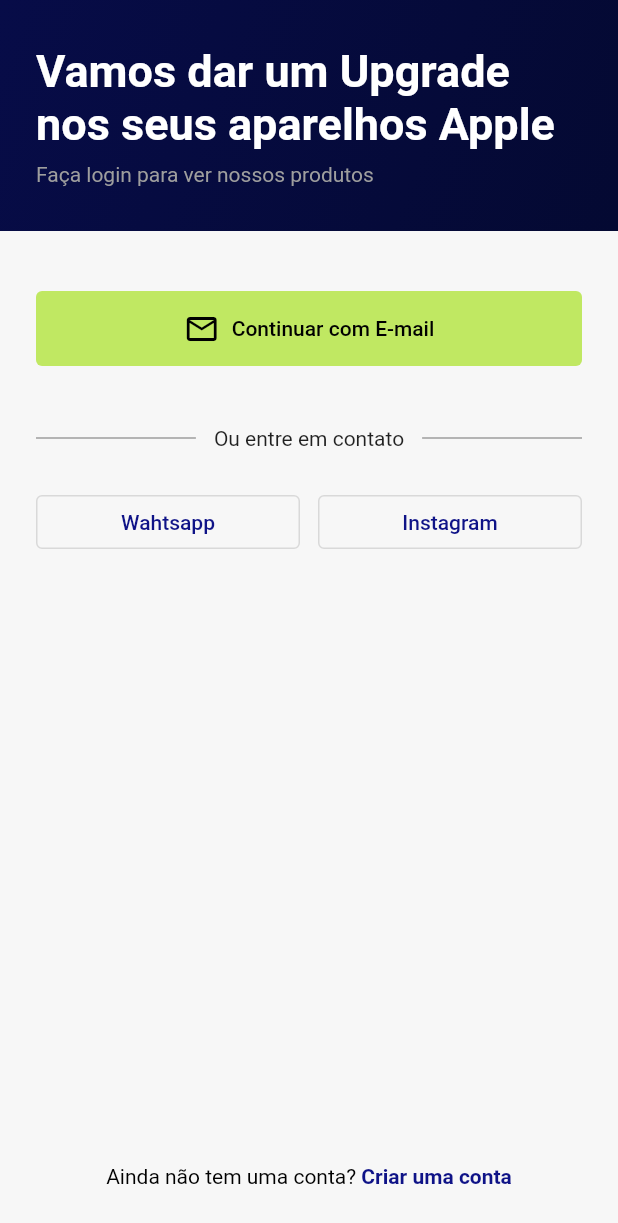
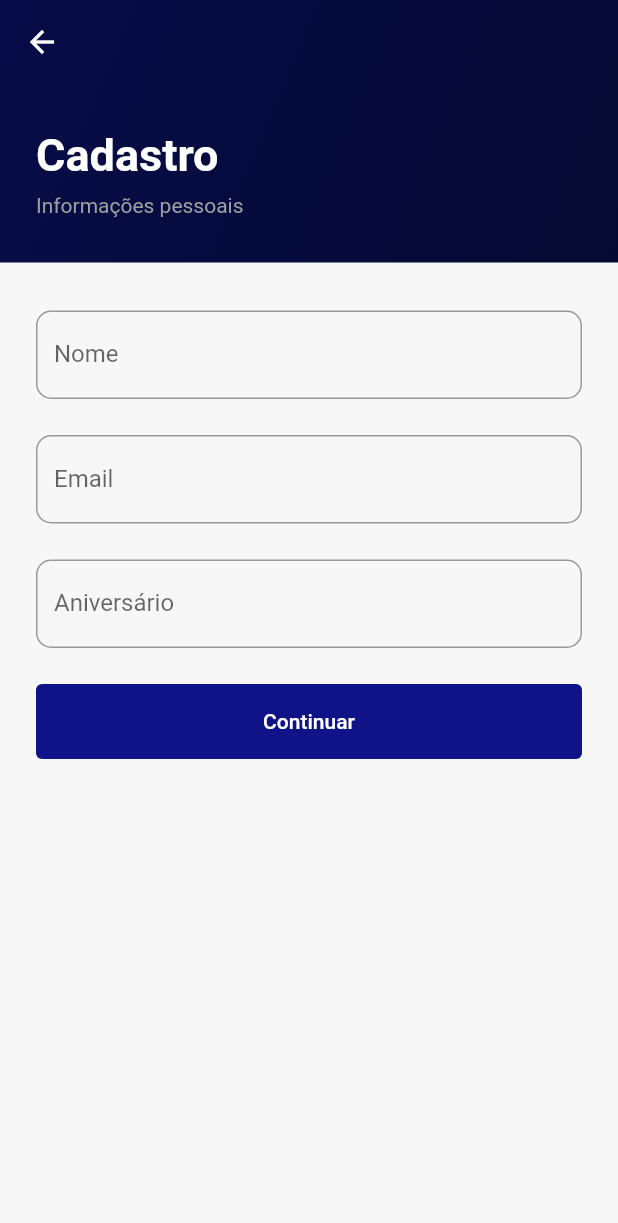
Before and after one commit to yago1404/phoneplanet_mobile, a Flutter app: the screen it shows after launch, after a tap on an icon or button, on a phone screen of 412 x 824 dp. Shown: the top 1223 px of the screen. Run offline on Flutter 3.47's test engine with Material 2 defaults, Android fonts, the phone set to English and light mode, and no system bars; our stand-ins replace equatable, extended_masked_text, flutter_bloc, flutter_dotenv; network calls fail.

Commit message:
create personal data page

```diff
--- a/lib/app/app.dart
+++ b/lib/app/app.dart
@@ -4,6 +4,7 @@ import 'package:phoneplanet/api/api.dart';
 import 'package:phoneplanet/app/pages/dashboard_page.dart';
 import 'package:phoneplanet/app/pages/favorites_page.dart';
 import 'package:phoneplanet/app/pages/home_page.dart';
+import 'package:phoneplanet/app/pages/unauth/personal_data_page.dart';
 import 'package:phoneplanet/app/shared/blocs/home_bloc/bloc.dart';
 import 'package:phoneplanet/design_system/phoneplanet_theme.dart';
 
@@ -35,6 +36,7 @@ class App extends StatelessWidget {
           theme: PhoneplanetTheme.light,
           routes: {
             '/': (context) => const WelcomePage(),
+            '/register': (context) => const PersonalDataPage(),
             '/dashboard': (context) => const DashboardPage(),
             '/home': (context) => const HomePage(),
             '/favorites': (context) => const FavoritesPage(),
--- /dev/null
+++ b/lib/app/pages/unauth/personal_data_page.dart
@@ -0,0 +1,80 @@
+import 'package:extended_masked_text/extended_masked_text.dart';
+import 'package:flutter/material.dart';
+import 'package:phoneplanet/design_system/components/phoneplanet_title_header.dart';
+
+class PersonalDataPage extends StatefulWidget {
+  const PersonalDataPage({Key? key}) : super(key: key);
+
+  @override
+  State<PersonalDataPage> createState() => _PersonalDataPageState();
+}
+
+class _PersonalDataPageState extends State<PersonalDataPage> {
+  final TextEditingController _nameController = TextEditingController();
+  final TextEditingController _emailController = TextEditingController();
+  final MaskedTextController _birthdayController = MaskedTextController(
+    mask: '00/00/0000',
+  );
+
+  @override
+  Widget build(BuildContext context) {
+    return Scaffold(
+      extendBodyBehindAppBar: true,
+      appBar: AppBar(
+        backgroundColor: Colors.transparent,
+        elevation: 0,
+      ),
+      body: SingleChildScrollView(
+        child: Column(
+          children: [
+            const PhoneplanetTitleHeader(
+              title: 'Cadastro',
+              label: 'Informações pessoais',
+            ),
+            const SizedBox(height: 32),
+            Padding(
+              padding: const EdgeInsets.symmetric(horizontal: 24.0),
+              child: Column(
+                children: [
+                  TextField(
+                    controller: _nameController,
+                    decoration: const InputDecoration(
+                      label: Text('Nome'),
+                    ),
+                  ),
+                  const SizedBox(height: 24),
+                  TextField(
+                    controller: _emailController,
+                    decoration: const InputDecoration(
+                      label: Text('Email'),
+                    ),
+                  ),
+                  const SizedBox(height: 24),
+                  TextField(
+                    controller: _birthdayController,
+                    decoration: const InputDecoration(
+                        label: Text('Aniversário'),
+                        hintText: 'Ex.: 12/12/2012'),
+                  ),
+                  const SizedBox(height: 24),
+                  Row(
+                    children: [
+                      Expanded(
+                        child: ElevatedButton(
+                          onPressed: () {
+                            Navigator.of(context).pushNamed('/dashboard');
+                          },
+                          child: Text('Continuar'),
+                        ),
+                      ),
+                    ],
+                  ),
+                ],
+              ),
+            ),
+          ],
+        ),
+      ),
+    );
+  }
+}
--- a/lib/app/pages/unauth/welcome_page.dart
+++ b/lib/app/pages/unauth/welcome_page.dart
@@ -107,7 +107,9 @@ class _WelcomePageState extends State<WelcomePage> {
           ),
           const Spacer(),
           GestureDetector(
-            onTap: () {},
+            onTap: () {
+              Navigator.of(context).pushNamed('/register');
+            },
             child: RichText(
               text: TextSpan(
                 text: 'Ainda não tem uma conta?',
--- a/lib/design_system/components/phoneplanet_title_header.dart
+++ b/lib/design_system/components/phoneplanet_title_header.dart
@@ -5,12 +5,12 @@ import '../styles/phoneplanet_text_styles.dart';
 
 class PhoneplanetTitleHeader extends StatelessWidget {
   final String title;
-  final String label;
+  final String? label;
 
   const PhoneplanetTitleHeader({
     Key? key,
     required this.title,
-    required this.label,
+    this.label,
   }) : super(key: key);
 
   @override
@@ -43,8 +43,8 @@ class PhoneplanetTitleHeader extends StatelessWidget {
             ),
           ),
           const SizedBox(height: 8),
-          Text(
-            label,
+          if (label != null) Text(
+            label!,
             style: PhoneplanetTextStyles.label.copyWith(
               color: PhoneplanetColors.grey,
             ),
--- a/lib/design_system/phoneplanet_theme.dart
+++ b/lib/design_system/phoneplanet_theme.dart
@@ -9,11 +9,11 @@ abstract class PhoneplanetTheme {
     scaffoldBackgroundColor: PhoneplanetColors.backgroundScaffoldGrey,
     inputDecorationTheme: InputDecorationTheme(
       border: OutlineInputBorder(
-        borderRadius: BorderRadius.circular(30),
-        borderSide: BorderSide.none,
+        borderRadius: BorderRadius.circular(10),
+        // borderSide: BorderSide.none,
       ),
-      filled: true,
-      fillColor: PhoneplanetColors.lightGrey,
+      // filled: true,
+      // fillColor: PhoneplanetColors.lightGrey,
     ),
     elevatedButtonTheme: const ElevatedButtonThemeData(
       style: ButtonStyle(
--- a/pubspec.yaml
+++ b/pubspec.yaml
@@ -15,6 +15,7 @@ dependencies:
   flutter_dotenv: ^5.0.2
   flutter_bloc: ^8.1.2
   equatable: ^2.0.5
+  extended_masked_text: ^2.3.1
 
 dev_dependencies:
   flutter_test:
```
Also changed, not shown: pubspec.lock.
